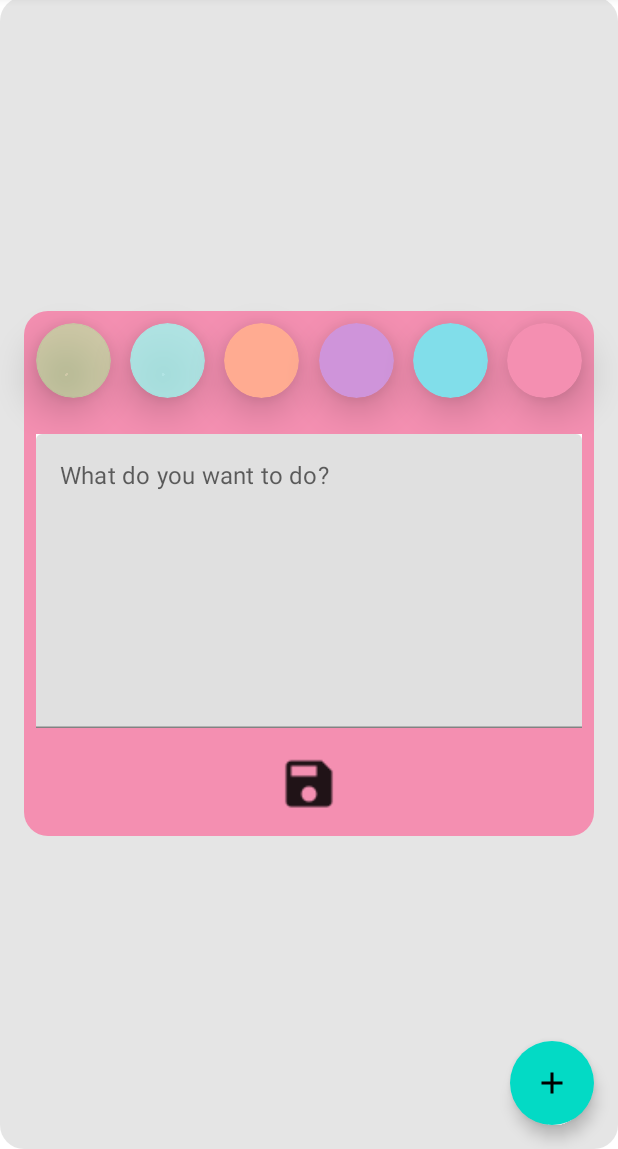
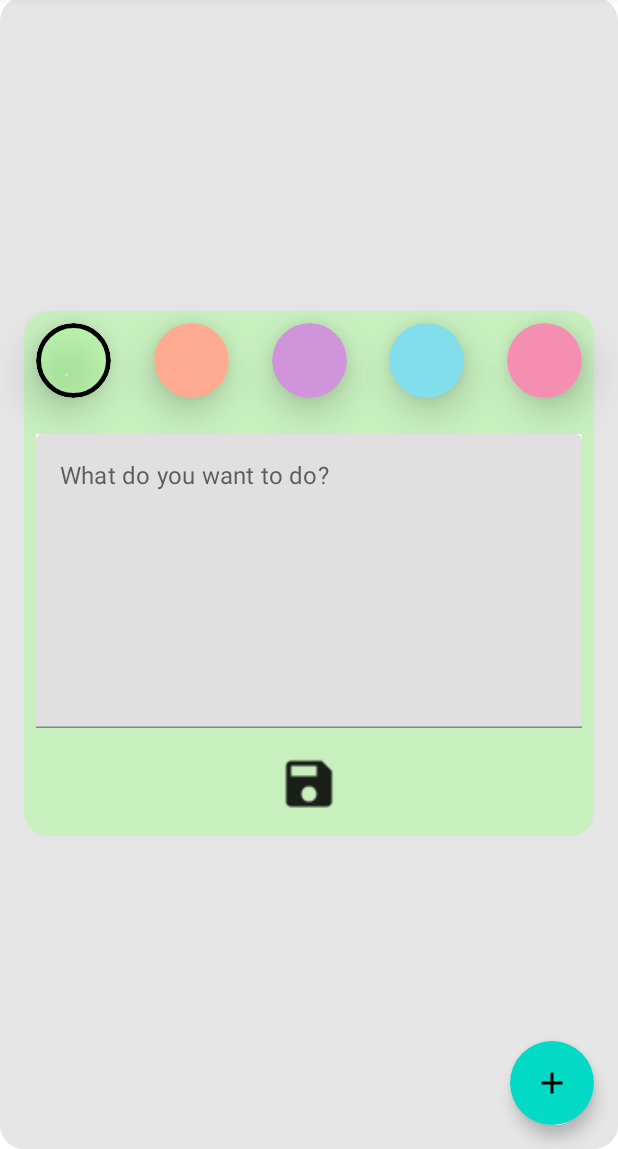
Before and after one commit to Pelc314/ToDoListApp, an Android app built with Jetpack Compose: the screen it shows after launch (MainActivity), after a tap on "Add FAB", on a phone screen of 412 x 824 dp, the part 87-1236 px from its top. Run offline under Robolectric (Android 15) with nearby library versions, the phone set to English and light mode, and no system bars; our stand-ins replace Dagger/Hilt's generated code, Room's generated code.

Commit message:
fixed bug with selecting done status of an item changed the color to the default

```diff
--- a/app/src/main/java/com/maciejpelcapps/todolistapp/data/database/ToDoListDatabase.kt
+++ b/app/src/main/java/com/maciejpelcapps/todolistapp/data/database/ToDoListDatabase.kt
@@ -4,7 +4,7 @@ import androidx.room.Database
 import androidx.room.RoomDatabase
 import com.maciejpelcapps.todolistapp.domain.model.ToDoEntry
 
-@Database(entities = [ToDoEntry::class], version = 3)
+@Database(entities = [ToDoEntry::class], version = 4)
 abstract class ToDoListDatabase:RoomDatabase() {
     abstract fun toDoEntryDao(): ToDoEntryDao
 }
--- a/app/src/main/java/com/maciejpelcapps/todolistapp/domain/model/ToDoEntry.kt
+++ b/app/src/main/java/com/maciejpelcapps/todolistapp/domain/model/ToDoEntry.kt
@@ -15,6 +15,6 @@ data class ToDoEntry(
     var done: Boolean = false,
 ){
     companion object {
-        val noteColors = listOf(lightGreen, lightTeal,RedOrange, Violet, BabyBlue, RedPink)
+        val noteColors = listOf(lightGreen, RedOrange, Violet, BabyBlue, RedPink)
     }
 }
--- a/app/src/main/java/com/maciejpelcapps/todolistapp/ui/todoslistscreen/ToDoListScreen.kt
+++ b/app/src/main/java/com/maciejpelcapps/todolistapp/ui/todoslistscreen/ToDoListScreen.kt
@@ -47,7 +47,7 @@ fun ToDoListScreen(
         mutableStateOf(-1)
     }
     var taskColor by rememberSaveable {
-        mutableStateOf(-1)
+        mutableStateOf(viewModel.taskColor.value)
     }
     var addingOrEditingToDo by rememberSaveable {
         mutableStateOf(false)
@@ -155,6 +155,7 @@ fun ToDoListScreen(
                 viewModel = viewModel,
                 id = id,
                 passedTaskColor = taskColor,
+                resetColor = { taskColor = it },
                 changeAddingOrEditingTodoBoolean = { addingOrEditingToDo = it },
                 changeWhichElement = { whichElement = it },
                 changePromptSize = { addEditToDoSize = it },
--- a/app/src/main/java/com/maciejpelcapps/todolistapp/ui/todoslistscreen/ToDoListViewModel.kt
+++ b/app/src/main/java/com/maciejpelcapps/todolistapp/ui/todoslistscreen/ToDoListViewModel.kt
@@ -22,8 +22,8 @@ class ToDoListViewModel @Inject constructor(
     private var _toDosState = mutableStateOf(ToDoListState())
     val toDosState: State<ToDoListState> = _toDosState
 
-    private val _noteColor = mutableStateOf<Int>(ToDoEntry.noteColors.get(5).toArgb())
-    val noteColor: State<Int> = _noteColor
+    private val _taskColor = mutableStateOf<Int>(ToDoEntry.noteColors.get(0).toArgb())
+    val taskColor: State<Int> = _taskColor
 
     init {
         getAllToDos()
@@ -54,8 +54,8 @@ class ToDoListViewModel @Inject constructor(
         viewModelScope.launch() {
             val toDos = (_toDosState.value.toDosList) + toDoEntry
             _toDosState.value = _toDosState.value.copy(toDosList = toDos)
-            repository.saveTodo(toDoEntry.copy(color = noteColor.value))
-            _noteColor.value = -1
+            repository.saveTodo(toDoEntry.copy(color = taskColor.value))
+            _taskColor.value = -1
         }
     }
 
@@ -65,8 +65,8 @@ class ToDoListViewModel @Inject constructor(
             _toDosState.value.toDosList[index].data = toDoEntry.data
             _toDosState.value = ToDoListState(toDosList = _toDosState.value.toDosList)
             //stuff above is used just to update screen, below updates the db
-            repository.saveTodo(toDoEntry.copy(color = noteColor.value))
-            _noteColor.value = -1
+            repository.saveTodo(toDoEntry)
+            _taskColor.value = -1
         }
     }
 
@@ -80,6 +80,6 @@ class ToDoListViewModel @Inject constructor(
     }
 
     fun changeColor(colorInt: Int) {
-        _noteColor.value = colorInt
+        _taskColor.value = colorInt
     }
 }
--- a/app/src/main/java/com/maciejpelcapps/todolistapp/ui/todoslistscreen/components/AddEditToDo.kt
+++ b/app/src/main/java/com/maciejpelcapps/todolistapp/ui/todoslistscreen/components/AddEditToDo.kt
@@ -47,11 +47,14 @@ fun AddEditTodo(
     changePromptOffset: (AddNewTodoOffset) -> Unit,
     changeTextValue: (String) -> Unit,
     modifier: Modifier = Modifier,
+    resetColor: (Int) -> Unit,
 ) {
 
     val taskBackgroundAnimatable = remember {
         Animatable(
-            Color(if (passedTaskColor != -1) passedTaskColor else viewModel.noteColor.value),
+            Color(
+                if (passedTaskColor != -1) passedTaskColor else ToDoEntry.noteColors.get(0).toArgb()
+            ),
         )
     }
 
@@ -109,7 +112,7 @@ fun AddEditTodo(
                                     .background(color)
                                     .border(
                                         width = 3.dp,
-                                        color = if (viewModel.noteColor.value == colorInt) {
+                                        color = if (viewModel.taskColor.value == colorInt) {
                                             Color.Black
                                         } else {
                                             Color.Transparent
@@ -158,7 +161,8 @@ fun AddEditTodo(
                                     viewModel.editToDo(
                                         toDoEntry = ToDoEntry(
                                             id = id,
-                                            data = textOfPrompt
+                                            data = textOfPrompt,
+                                            color = viewModel.taskColor.value
                                         ), index = whichElement
                                     )
                                     scope.launch {
@@ -169,6 +173,7 @@ fun AddEditTodo(
                                 }
                                 changeWhichElement(-1)
                                 changeTextValue("")
+                                resetColor(-1)
                                 scope.launch {
                                     changePromptSize(AddNewTodoScale.Hidden)
                                     changePromptOffset(AddNewTodoOffset.OffsetRight)
```
Also changed, not shown: app/src/main/java/com/maciejpelcapps/todolistapp/ui/todoslistscreen/components/ToDoItem.kt (+4 -5 lines).
